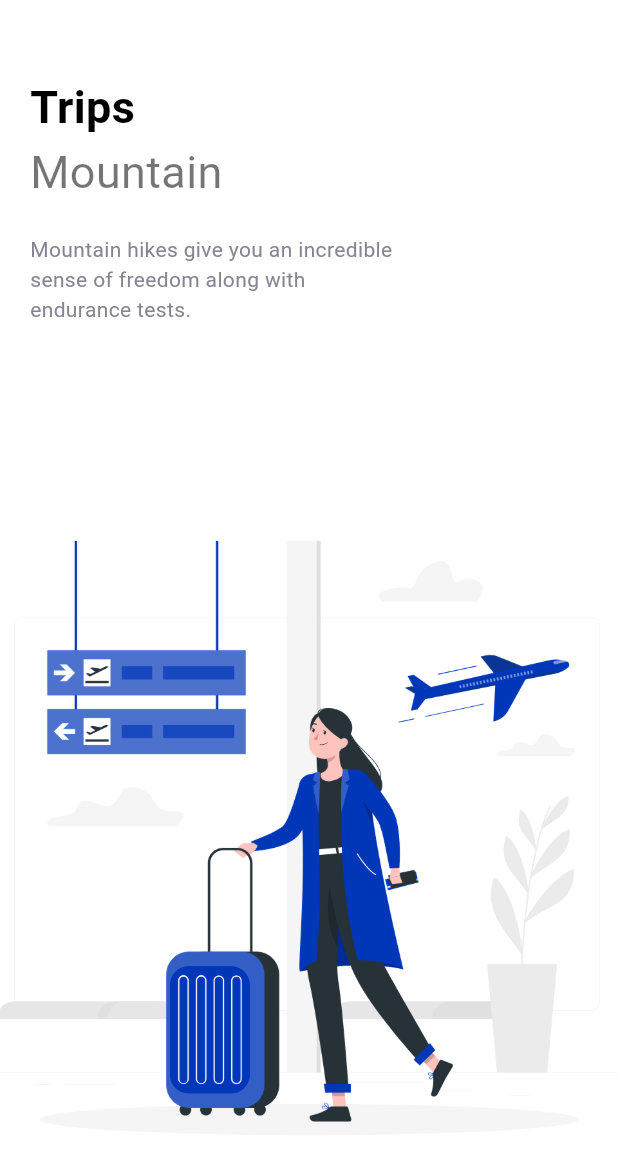
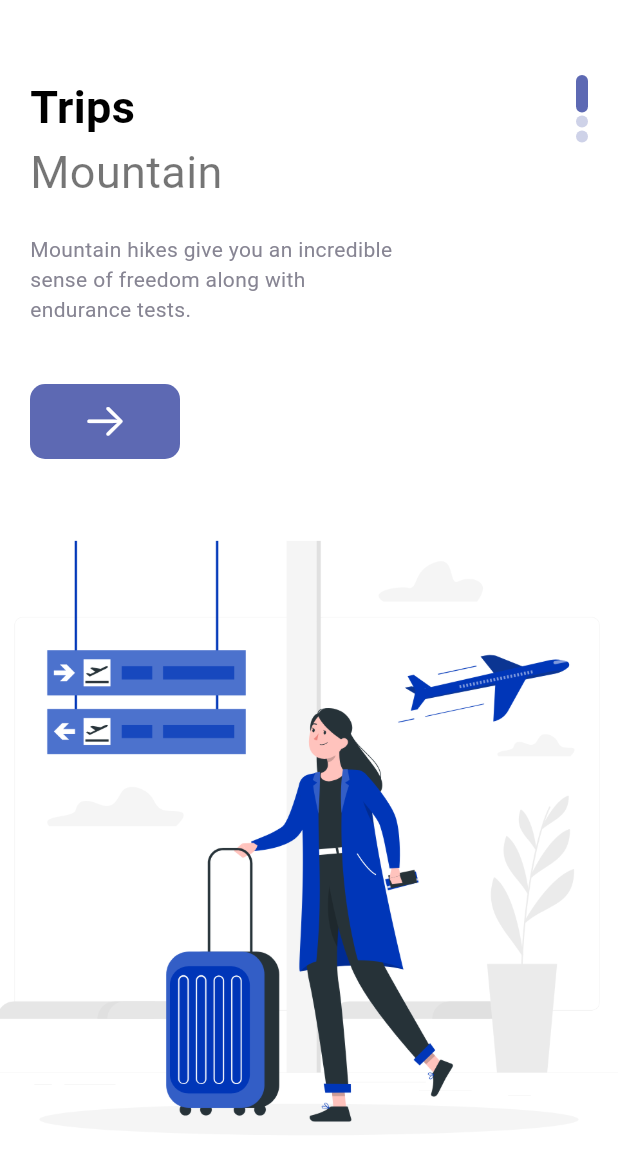
Before and after one commit to Arjav-07/fairtravel, a Flutter app: the screen it shows after launch, on a phone screen of 412 x 824 dp. Shown: the top 1161 px of the screen. Run offline on Flutter 3.47's test engine with Material 3 defaults, Android fonts, the phone set to English and light mode, and no system bars.

Commit message:
index dots implement

```diff
--- a/lib/pages/welcome_page.dart
+++ b/lib/pages/welcome_page.dart
@@ -1,5 +1,6 @@
 import 'package:fair_travel/widgets/app_large_text.dart';
 import 'package:fair_travel/widgets/app_text.dart';
+import 'package:fair_travel/widgets/responsive_button.dart';
 import 'package:fair_travel/widgets/themes.dart';
 import 'package:flutter/material.dart';
 
@@ -16,12 +17,14 @@ class _WelcomePageState extends State<WelcomePage> {
     'assets/images/2.png',
     'assets/images/3.png',
   ];
+  List text = ['Mountain', 'Sea', 'Forest'];
+
   @override
   Widget build(BuildContext context) {
     return Scaffold(
       body: PageView.builder(
         scrollDirection: Axis.vertical,
-        itemCount: images.length, // Number of pages
+        itemCount: images.length,
         itemBuilder: (context, index) {
           return Container(
             width: double.maxFinite,
@@ -32,17 +35,20 @@ class _WelcomePageState extends State<WelcomePage> {
                 fit: BoxFit.cover,
               ),
             ),
+
+            child: SafeArea(
               child: Container(
                 margin: const EdgeInsets.only(top: 50, left: 20, right: 20),
                 child: Row(
+                  mainAxisAlignment: MainAxisAlignment.spaceBetween,
                   children: [
                     Column(
                       crossAxisAlignment: CrossAxisAlignment.start,
                       children: [
                         AppLargeText(text: "Trips"),
+                        AppText(text: text[index], size: 30),
+                        SizedBox(height: 20),
 
-                      AppText(text: "Mountain", size: 30),
-                      SizedBox(height: 20),
                         Container(
                           width: 250,
                           child: AppText(
@@ -52,9 +58,27 @@ class _WelcomePageState extends State<WelcomePage> {
                             color: AppColors.textColor2,
                           ),
                         ),
+                        SizedBox(height: 40),
+                        ResponsiveButton(width: 100),
                       ],
                     ),
+                    Column(
+                      children: List.generate(3, (indexDots) {
+                        return Container(
+                          margin: const EdgeInsets.only(bottom: 2),
+                          width: 8,
+                          height: index == indexDots ? 25 : 8,
+                          decoration: BoxDecoration(
+                            borderRadius: BorderRadius.circular(8),
+                            color: index == indexDots
+                                ? AppColors.mainColor
+                                : AppColors.mainColor.withOpacity(0.3),
+                          ),
+                        );
+                      }),
+                    ),
                   ],
+                ),
               ),
             ),
           );
--- /dev/null
+++ b/lib/widgets/responsive_button.dart
@@ -0,0 +1,30 @@
+import 'package:fair_travel/widgets/themes.dart';
+import 'package:flutter/material.dart';
+import 'package:flutter/cupertino.dart';
+
+class ResponsiveButton extends StatelessWidget {
+  final bool isResponsive;
+  final double? width;
+
+  const ResponsiveButton({Key? key, this.width, this.isResponsive = false})
+    : super(key: key);
+
+  @override
+  Widget build(BuildContext context) {
+    return Container(
+      width: width,
+      height: 50,
+      decoration: BoxDecoration(
+        borderRadius: BorderRadius.circular(10),
+        color: AppColors.mainColor,
+      ),
+      child: Center(
+        child: Icon(
+          CupertinoIcons.arrow_right,
+          size: 30,
+          color: Colors.white, // Use white or contrast color
+        ),
+      ),
+    );
+  }
+}
```
Also changed, not shown: assets/images/button-one.png (added), assets/images/one.png (added). Lines whose indentation alone changed are shown as unchanged.
